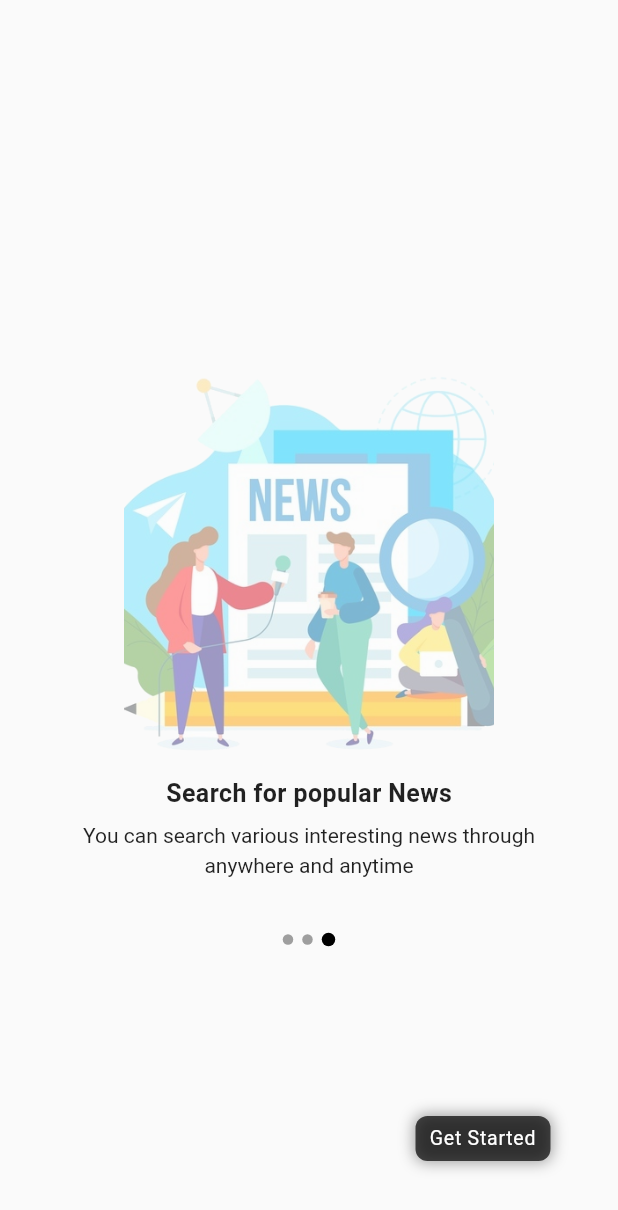
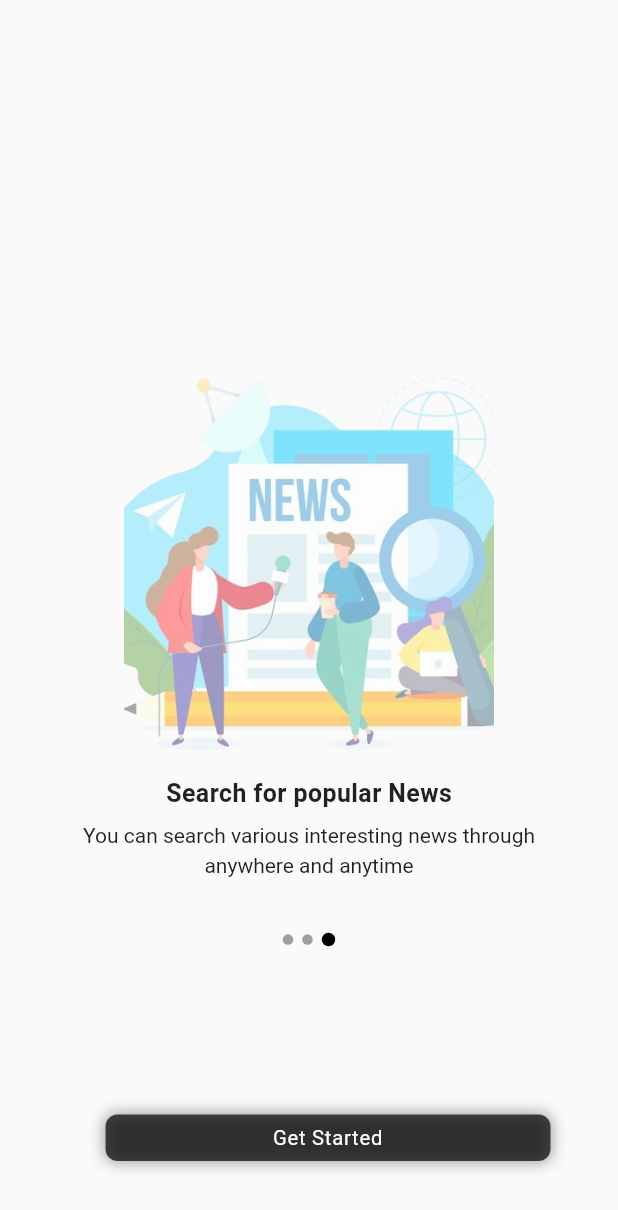
Before and after one commit to Pun-lal/NewsPortal, a Flutter app: the screen it shows after launch, swiped to page 3, on a phone screen of 412 x 824 dp. Shown: the top 1210 px of the screen. Run offline on Flutter 3.47's test engine with Material 2 defaults, Android fonts, the light colour scheme and no system bars; our stand-ins replace get, google_fonts.

Commit message:
slight change in landing UI

```diff
--- a/lib/views/landing_screen.dart
+++ b/lib/views/landing_screen.dart
@@ -115,7 +115,7 @@ class LandingViewScreen extends StatelessWidget {
                                           child: Text(
                                             "Skip now",
                                             style: TextStyle(
-                                                fontSize: 13,
+                                                fontSize: 13.5,
                                                 color: Colors.black
                                                     .withOpacity(0.6),
                                                 letterSpacing: 0.5),
@@ -141,7 +141,9 @@ class LandingViewScreen extends StatelessWidget {
                     onTap: landingScreenController.nextPageView,
                     child: Obx(
                       () => Container(
-                        width: landingScreenController.isPageEnd ? 90 : 75,
+                        width: landingScreenController.isPageEnd
+                            ? Get.width * 0.72
+                            : 75,
                         decoration: BoxDecoration(
                             color: Colors.black.withOpacity(0.7),
                             border: Border.all(style: BorderStyle.none),
@@ -160,7 +162,7 @@ class LandingViewScreen extends StatelessWidget {
                                   ? "Get Started"
                                   : "Next",
                               style: TextStyle(
-                                  fontSize: 13,
+                                  fontSize: 13.5,
                                   color: Colors.white,
                                   letterSpacing: 0.5),
                               textAlign: TextAlign.center,
```
